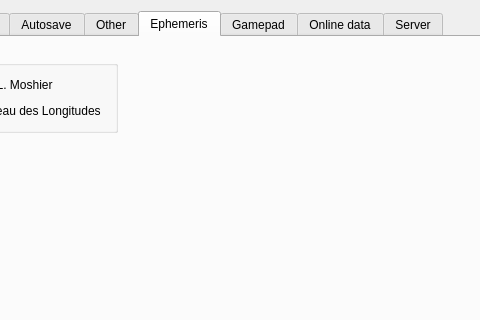
This is csetting.ui in PavelMr/skytechx as Qt 5 draws it before an edit; both pictures show x 134 to 614 and y 0 to 320 of the 1109 by 737 pixel window. The edited form follows.
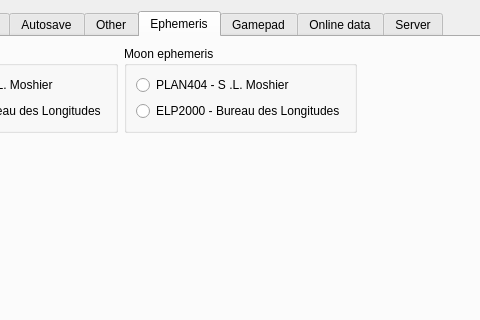
This is the edited form. The open tabs and pages were chosen to show the change. Custom widgets are drawn as their Qt base class.

Commit message: ELP2000 moon ephemeris

Diff of the .ui file:
```diff
--- a/csetting.ui
+++ b/csetting.ui
@@ -4517,7 +4517,7 @@
            </layout>
           </widget>
          </item>
-         <item row="0" column="1">
+         <item row="0" column="2">
           <spacer name="horizontalSpacer_22">
            <property name="orientation">
             <enum>Qt::Horizontal</enum>
@@ -4543,6 +4543,29 @@
            </property>
           </spacer>
          </item>
+         <item row="0" column="1">
+          <widget class="QGroupBox" name="groupBox_32">
+           <property name="title">
+            <string>Moon ephemeris</string>
+           </property>
+           <layout class="QVBoxLayout" name="verticalLayout_103">
+            <item>
+             <widget class="QRadioButton" name="rb_mplan404">
+              <property name="text">
+               <string>PLAN404 - S .L. Moshier</string>
+              </property>
+             </widget>
+            </item>
+            <item>
+             <widget class="QRadioButton" name="rb_elp2000">
+              <property name="text">
+               <string>ELP2000 - Bureau des Longitudes</string>
+              </property>
+             </widget>
+            </item>
+           </layout>
+          </widget>
+         </item>
         </layout>
        </item>
       </layout>
```
The commit also changes 15 other files.
